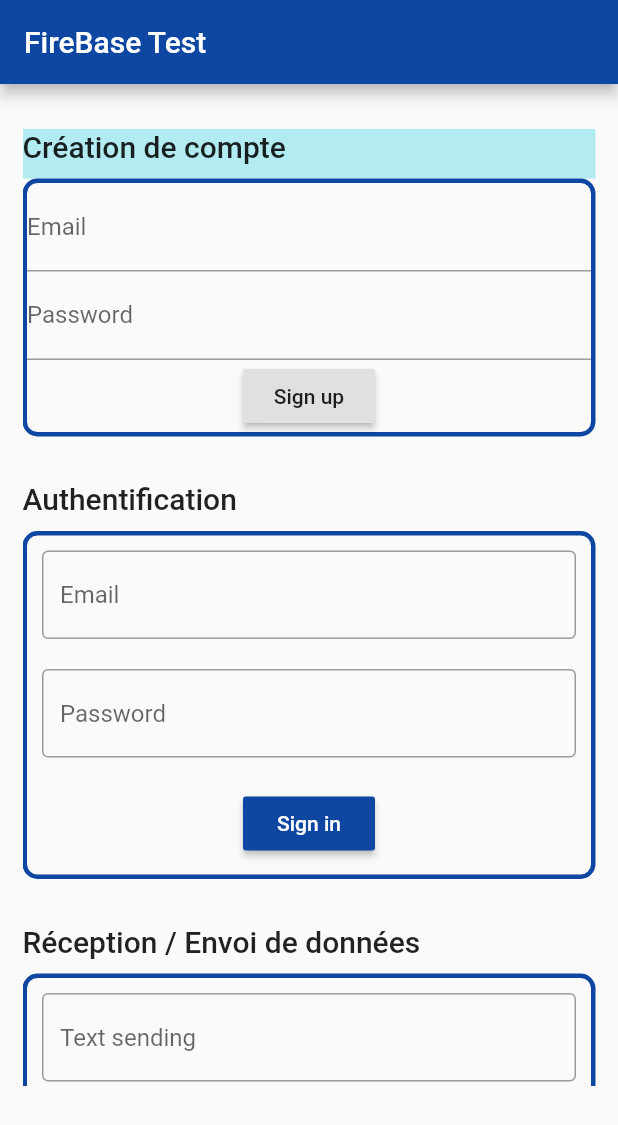
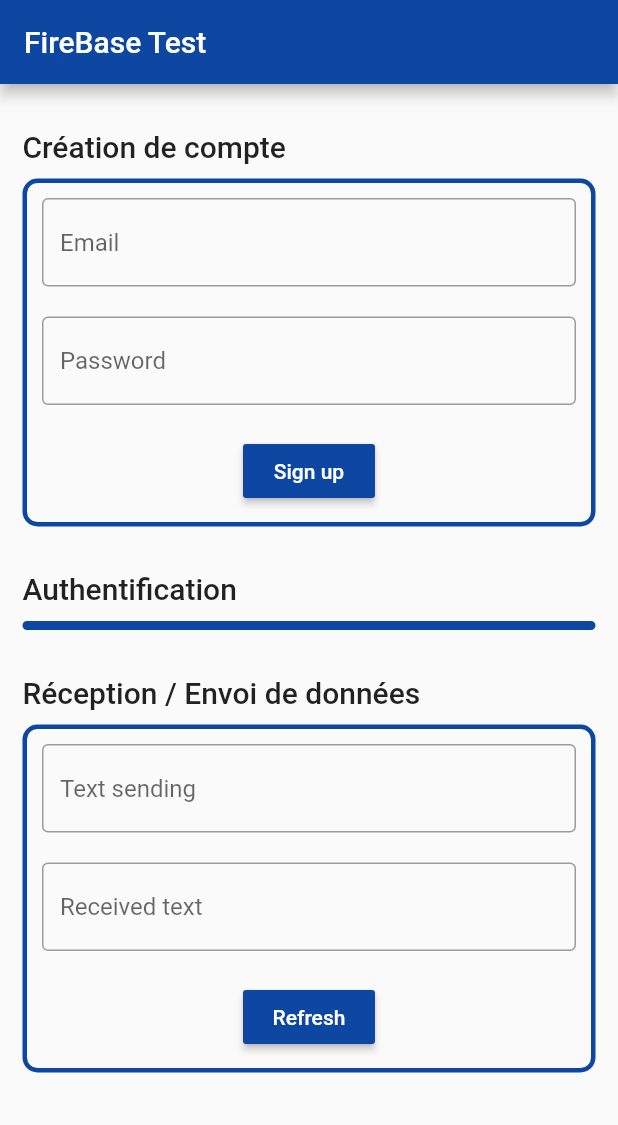
Before and after one commit to yassinemehdaoui/Test_firebase_flutter, a Flutter app: the screen it shows after launch, on a phone screen of 412 x 824 dp. Shown: the top 1125 px of the screen. Run offline on Flutter 3.47's test engine with Material 2 defaults, Android fonts, the phone set to English and light mode, and no system bars; our stand-ins replace firebase_auth, firebase_core, firebase_database; accounts and stored records are empty.

```diff
--- a/lib/home.dart
+++ b/lib/home.dart
@@ -2,6 +2,7 @@ import 'package:firebase_database/firebase_database.dart';
 import 'package:flutter/material.dart';
 import 'package:firebase_core/firebase_core.dart';
 import 'package:firebase_auth/firebase_auth.dart';
+import 'package:flutter/services.dart';
 
 class Home extends StatefulWidget {
   @override
@@ -17,12 +18,10 @@ class HomeState extends State<Home> {
   final textReceiving = TextEditingController();
 
   // Variable for create account
-  final name_creation = TextEditingController();
   String _email, _password;
 
   // Variable for Authentification
-  final email_auth = TextEditingController();
-  final password_auth = TextEditingController();
+  String _emailAuth, _passwordAuth;
 
   String status_creation, status_authentification;
 
@@ -48,7 +47,7 @@ class HomeState extends State<Home> {
             children: [
               /********** Creation de compte **********/
               Container(
-                color: Colors.cyan[100], // debug
+                //color: Colors.cyan[100], // debug
                 child: Text(
                   'Création de compte',
                   style: TextStyle(
@@ -73,28 +72,47 @@ class HomeState extends State<Home> {
                   key: _formKey,
                   child: Column(
                     children: <Widget>[
-                      TextFormField(
+                      Container(
+                        padding: EdgeInsets.all(10),
+                        child: TextFormField(
                           validator: (input) {
                             if (input.isEmpty) {
                               return 'Provide an email';
                             }
                           },
-                        decoration: InputDecoration(labelText: 'Email'),
+                          decoration: InputDecoration(
+                            border: OutlineInputBorder(),
+                            hintText: 'Email',
+                          ),
                           onSaved: (input) => _email = input,
                         ),
-                      TextFormField(
+                      ),
+                      Container(
+                        padding: EdgeInsets.all(10),
+                        child: TextFormField(
                           validator: (input) {
                             if (input.length < 6) {
                               return 'Longer password please';
                             }
                           },
-                        decoration: InputDecoration(labelText: 'Password'),
+                          decoration: InputDecoration(
+                            border: OutlineInputBorder(),
+                            hintText: 'Password',
+                          ),
                           onSaved: (input) => _password = input,
                           obscureText: true,
                         ),
-                      RaisedButton(
+                      ),
+                      Container(
+                        padding: EdgeInsets.all(10),
+                        child: RaisedButton(
                           onPressed: signUp,
-                        child: Text('Sign up'),
+                          child: Text(
+                            'Sign up',
+                            style: TextStyle(color: Colors.white),
+                          ),
+                          color: Colors.blue[900],
+                        ),
                       ),
                     ],
                   ),
@@ -114,7 +132,7 @@ class HomeState extends State<Home> {
               ),
               Container(
                 //color: Colors.blue[900],
-                //height: 100,
+                //height: 30,
                 decoration: BoxDecoration(
                   border: Border.all(
                     color: Colors.blue[900],
@@ -122,49 +140,57 @@ class HomeState extends State<Home> {
                   ),
                   borderRadius: BorderRadius.circular(10),
                 ),
-                child: Container(
+                /*
+                child: Form(
+                  key: _formKey,
                   child: Column(
-                    children: [
+                    children: <Widget>[
                       Container(
-                        //color: Colors.blue[100], // debug
                         padding: EdgeInsets.all(10),
                         child: TextFormField(
+                          validator: (input) {
+                            if (input.isEmpty) {
+                              return 'Provide an email';
+                            }
+                          },
                           decoration: InputDecoration(
                             border: OutlineInputBorder(),
                             hintText: 'Email',
                           ),
-                          controller: email_auth,
+                          onSaved: (input) => _email = input,
                         ),
                       ),
                       Container(
-                        //color: Colors.green[100], // debug
                         padding: EdgeInsets.all(10),
                         child: TextFormField(
+                          validator: (input) {
+                            if (input.length < 6) {
+                              return 'Longer password please';
+                            }
+                          },
                           decoration: InputDecoration(
                             border: OutlineInputBorder(),
                             hintText: 'Password',
                           ),
-                          controller: password_auth,
+                          onSaved: (input) => _password = input,
+                          obscureText: true,
                         ),
                       ),
                       Container(
+                        padding: EdgeInsets.all(10),
                         child: RaisedButton(
-                          onPressed: () {
-                            sign_in();
-                          },
+                          onPressed: signIn,
                           child: Text(
-                            'Sign in',
+                            'Sign up',
                             style: TextStyle(color: Colors.white),
                           ),
                           color: Colors.blue[900],
                         ),
-                        alignment: Alignment.center,
-                        //color: Colors.red[100],
-                        padding: EdgeInsets.only(bottom: 10, top: 10),
                       ),
                     ],
                   ),
                 ),
+                */
               ),
               /********** Réception/Envoi de données **********/
               Container(
@@ -258,7 +284,7 @@ class HomeState extends State<Home> {
     if (_formKey.currentState.validate()) {
       _formKey.currentState.save();
       try {
-        await FirebaseAuth.instance.createUserWithEmailAndPassword(
+        await auth.createUserWithEmailAndPassword(
           email: _email,
           password: _password,
         );
@@ -268,69 +294,17 @@ class HomeState extends State<Home> {
     }
   }
 
-  void sign_in() async {
-    print('sign in button pressed');
-  }
-}
-
-/*
-class SignUpPage extends StatefulWidget {
-  @override
-  _SignUpPageState createState() => _SignUpPageState();
-}
-
-class _SignUpPageState extends State<SignUpPage> {
-  final GlobalKey<FormState> _formKey = GlobalKey<FormState>();
-  String _email, _password;
-
-  @override
-  Widget build(BuildContext context) {
-    return new Scaffold(
-      appBar: new AppBar(),
-      body: Form(
-        key: _formKey,
-        child: Column(
-          children: <Widget>[
-            TextFormField(
-              validator: (input) {
-                if (input.isEmpty) {
-                  return 'Provide an email';
-                }
-              },
-              decoration: InputDecoration(labelText: 'Email'),
-              onSaved: (input) => _email = input,
-            ),
-            TextFormField(
-              validator: (input) {
-                if (input.length < 6) {
-                  return 'Longer password please';
-                }
-              },
-              decoration: InputDecoration(labelText: 'Password'),
-              onSaved: (input) => _password = input,
-              obscureText: true,
-            ),
-            RaisedButton(
-              onPressed: signUp,
-              child: Text('Sign up'),
-            ),
-          ],
-        ),
-      ),
-    );
-  }
-
-  void signUp() async {
+  void signIn() async {
     if (_formKey.currentState.validate()) {
       _formKey.currentState.save();
       try {
-        await FirebaseAuth.instance
-            .createUserWithEmailAndPassword(email: _email, password: _password);
-        //Navigator.pushReplacement(context, MaterialPageRoute(builder: (context) => LoginPage()));
+        await auth.signInWithEmailAndPassword(
+          email: _email,
+          password: _password,
+        );
       } catch (e) {
         print(e.message);
       }
     }
   }
 }
-*/
```
Lines whose indentation alone changed are shown as unchanged.
